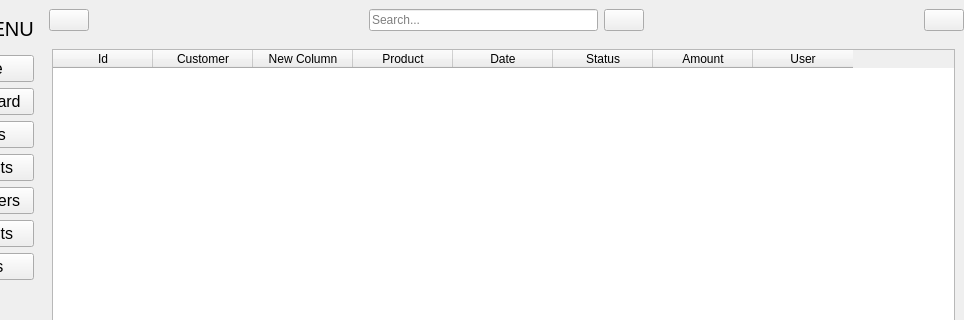
Before: the Qt Designer form src/MainWindow.ui in BROM100/CRM-APP, drawn with Qt 5; both pictures show x 194 to 1158 and y 0 to 320 of the 1158 by 869 pixel window.
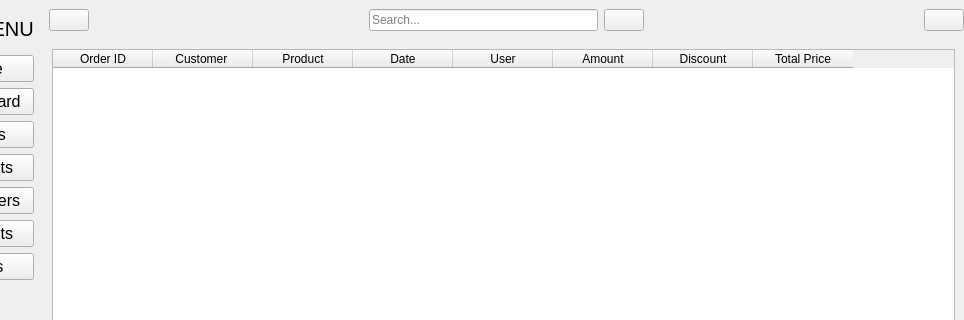
After: the same form once the commit is applied. The open tabs and pages were chosen to show the change. Icons and pictures are not drawn.

Commit message: Products and Orders tables, models, views, loaddata methods, relationships.

```diff
--- a/src/MainWindow.ui
+++ b/src/MainWindow.ui
@@ -335,40 +335,14 @@
           <layout class="QGridLayout" name="gridLayout_4">
            <item row="0" column="0">
             <widget class="QTableWidget" name="orders_tableWidget">
-             <property name="sizePolicy">
-              <sizepolicy hsizetype="Expanding" vsizetype="Expanding">
-               <horstretch>0</horstretch>
-               <verstretch>0</verstretch>
-              </sizepolicy>
-             </property>
-             <property name="cursor" stdset="0">
-              <cursorShape>SizeAllCursor</cursorShape>
-             </property>
-             <property name="contextMenuPolicy">
-              <enum>Qt::ActionsContextMenu</enum>
-             </property>
-             <attribute name="verticalHeaderMinimumSectionSize">
-              <number>100</number>
-             </attribute>
-             <attribute name="verticalHeaderDefaultSectionSize">
-              <number>100</number>
-             </attribute>
-             <attribute name="verticalHeaderHighlightSections">
-              <bool>true</bool>
-             </attribute>
              <column>
               <property name="text">
-               <string>Id</string>
+               <string>Order ID</string>
               </property>
              </column>
              <column>
               <property name="text">
-               <string>Customer</string>
-              </property>
-             </column>
-             <column>
-              <property name="text">
-               <string>New Column</string>
+               <string>Customer </string>
               </property>
              </column>
              <column>
@@ -381,21 +355,26 @@
                <string>Date</string>
               </property>
              </column>
-             <column>
-              <property name="text">
-               <string>Status</string>
-              </property>
-             </column>
-             <column>
-              <property name="text">
-               <string>Amount</string>
-              </property>
-             </column>
              <column>
               <property name="text">
                <string>User</string>
               </property>
              </column>
+             <column>
+              <property name="text">
+               <string>Amount</string>
+              </property>
+             </column>
+             <column>
+              <property name="text">
+               <string>Discount</string>
+              </property>
+             </column>
+             <column>
+              <property name="text">
+               <string>Total Price</string>
+              </property>
+             </column>
             </widget>
            </item>
            <item row="1" column="0">
```
Left out of the diff: 158 changed lines with no effect on the pictures. The commit also changes 11 other files.
